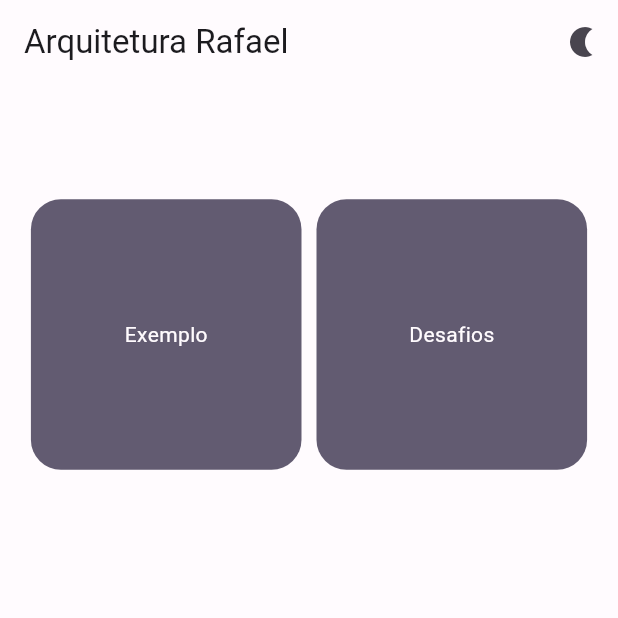
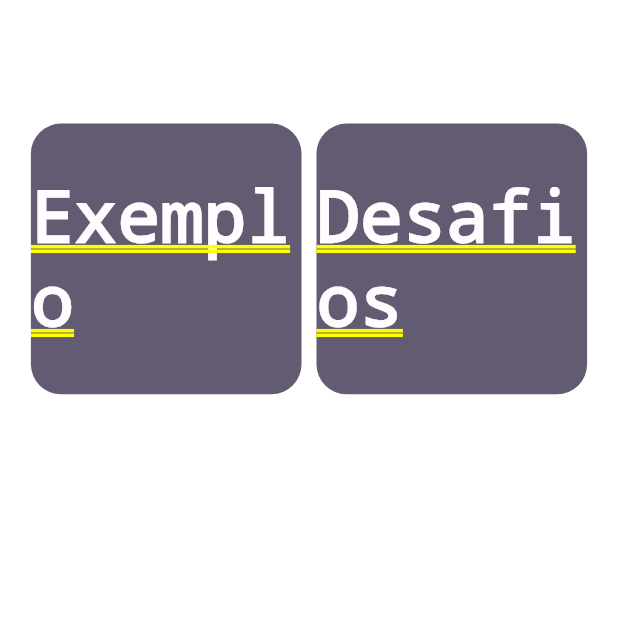
Before and after one commit to rafael-a-s/seu-controle-flutter, a Flutter app: the screen it shows after launch, on a phone screen of 412 x 824 dp, the top half of it. Run offline on Flutter 3.47's test engine with Material 2 defaults, Android fonts, the light colour scheme and no system bars; our stand-ins replace dartz, dio, equatable, flutter_dotenv, flutter_modular, hooks_riverpod.

Commit message:
feat: remove base widget

```diff
--- a/lib/app_widget.dart
+++ b/lib/app_widget.dart
@@ -1,5 +1,6 @@
 import 'package:clean_architeture_flutter/app_widget.controller.dart';
 import 'package:clean_architeture_flutter/features/presenter/base/base_widget.dart';
+import 'package:clean_architeture_flutter/features/presenter/modules/home/pages/home.page.dart';
 import 'package:clean_architeture_flutter/features/presenter/theme/color_schemes.g.dart';
 import 'package:flutter/material.dart';
 import 'package:flutter_modular/flutter_modular.dart';
@@ -23,7 +24,7 @@ class AppWidgetState extends ConsumerState<AppWidget> {
       theme: ThemeData(useMaterial3: true, colorScheme: lightColorScheme),
       darkTheme: ThemeData(useMaterial3: true, colorScheme: darkColorScheme),
       themeMode: themeMode,
-      builder: (context, child) => BaseWidget(child: child ?? Container()),
+      builder: (context, child) => child as Widget,
       initialRoute: "/home",
     ).modular();
   }
```
